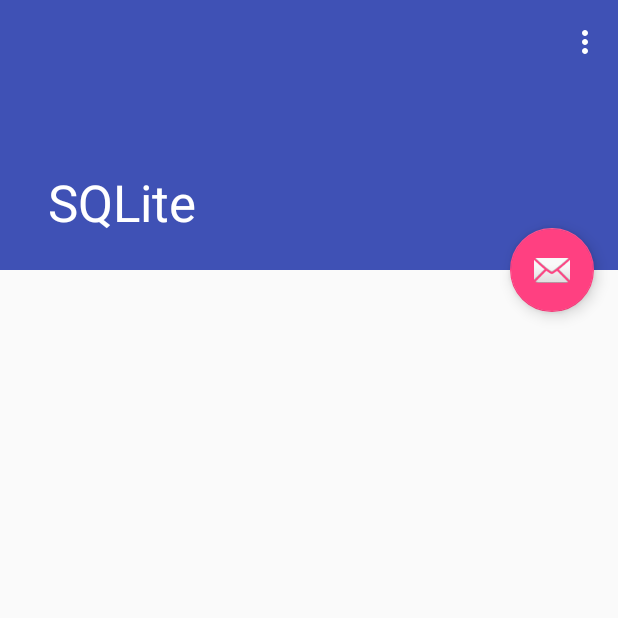
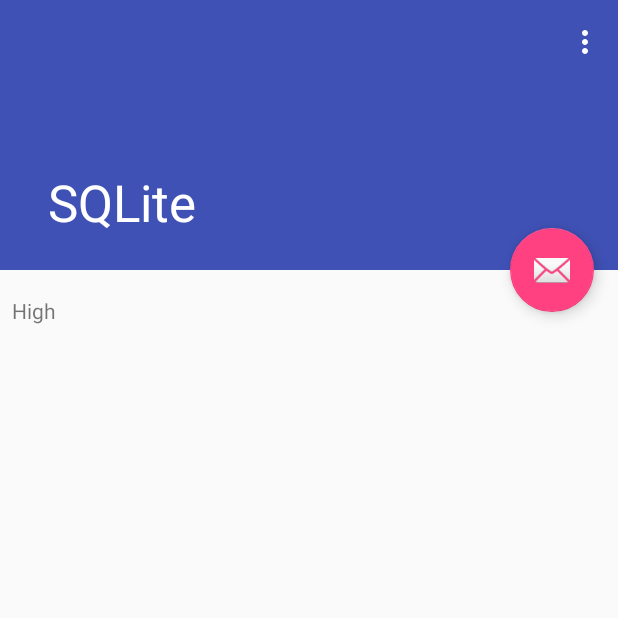
Before and after one commit to Ariehadar/SQLite, an Android app: the fragment AddTodoFragment placed in its activity, after a tap on "ADD", on a phone screen of 412 x 824 dp, the top half of it. Run offline under Robolectric (Android 15) with nearby library versions, the phone set to English and light mode, and no system bars.

Commit message:
getting todos and refreshing

```diff
--- a/app/src/main/java/ness/edu/sqlite/MainActivity.java
+++ b/app/src/main/java/ness/edu/sqlite/MainActivity.java
@@ -1,18 +1,34 @@
 package ness.edu.sqlite;
 
+import android.content.BroadcastReceiver;
+import android.content.Context;
+import android.content.Intent;
+import android.content.IntentFilter;
 import android.os.Bundle;
 import android.support.design.widget.FloatingActionButton;
+import android.support.v4.content.LocalBroadcastManager;
 import android.support.v7.app.AppCompatActivity;
+import android.support.v7.widget.LinearLayoutManager;
+import android.support.v7.widget.RecyclerView;
 import android.support.v7.widget.Toolbar;
+import android.view.LayoutInflater;
 import android.view.Menu;
 import android.view.MenuItem;
 import android.view.View;
+import android.view.ViewGroup;
+import android.widget.TextView;
+
+import java.util.List;
 
 import ness.edu.sqlite.dialogs.AddTodoFragment;
+import ness.edu.sqlite.models.Todo;
 import ness.edu.sqlite.sqlite.DAO;
 
 public class MainActivity extends AppCompatActivity {
-
+    List<Todo> todos;
+    TodosAdapter adapter;
+    RecyclerView rvTodos;
+    FloatingActionButton fab;
     @Override
     protected void onCreate(Bundle savedInstanceState) {
         super.onCreate(savedInstanceState);
@@ -20,20 +36,58 @@ public class MainActivity extends AppCompatActivity {
         Toolbar toolbar = (Toolbar) findViewById(R.id.toolbar);
         setSupportActionBar(toolbar);
 
-        //Toolbar t = findViewById(R.id.toolbar);
-        FloatingActionButton fab = (FloatingActionButton) findViewById(R.id.fab);
+        fab = (FloatingActionButton) findViewById(R.id.fab);
         fab.setOnClickListener(new View.OnClickListener() {
             @Override
             public void onClick(View view) {
                 addTodo();
             }
         });
+
+        todos = DAO.getInstance(this).getTodos();
+
+        //adapter
+        adapter = new TodosAdapter(this, todos);
+        //findViewById recycler
+        rvTodos = (RecyclerView) findViewById(R.id.rvTodos);
+        //set the adapter
+        rvTodos.setAdapter(adapter);
+        //set the layout manager
+        rvTodos.setLayoutManager(new LinearLayoutManager(this));
+//        LocalBroadcastManager.getInstance(this).registerReceiver(new BroadcastReceiver() {
+//            @Override
+//            public void onReceive(Context context, Intent intent) {
+//
+//            }
+//        }, new IntentFilter("addedTodo"));
+    }
+
+    BroadcastReceiver todosUpdatedReceiver = new BroadcastReceiver() {
+        @Override
+        public void onReceive(Context context, Intent intent) {
+            //get the new Todo from the intent
+            Todo todo = intent.getParcelableExtra("todo");
+            todos.add(todo);
+            adapter.notifyItemInserted(todos.size() - 1);
+        }
+    };
+
+    @Override
+    protected void onResume() {
+        super.onResume();
+        LocalBroadcastManager mgr = LocalBroadcastManager.getInstance(this);
+        IntentFilter actionFilter = new IntentFilter("addedTodo");
+        mgr.registerReceiver(todosUpdatedReceiver, actionFilter);
+    }
+
+    @Override
+    protected void onPause() {
+        super.onPause();
+        LocalBroadcastManager mgr = LocalBroadcastManager.getInstance(this);
+        mgr.unregisterReceiver(todosUpdatedReceiver);
     }
 
     private void addTodo() {
-        DAO instance = DAO.getInstance(this);
-
-
         new AddTodoFragment().show(getSupportFragmentManager(), "todo");
     }
 
@@ -43,7 +97,6 @@ public class MainActivity extends AppCompatActivity {
         getMenuInflater().inflate(R.menu.menu_main, menu);
         return true;
     }
-
     @Override
     public boolean onOptionsItemSelected(MenuItem item) {
         // Handle action bar item clicks here. The action bar will
@@ -57,4 +110,46 @@ public class MainActivity extends AppCompatActivity {
         }
         return super.onOptionsItemSelected(item);
     }
+
+    static class TodosAdapter extends RecyclerView.Adapter<TodosAdapter.TodoViewHolder> {
+        //properties:
+        private Context context;
+        private List<Todo> data;
+        //Constructor:
+        public TodosAdapter(Context context, List<Todo> data) {
+            this.context = context;
+            this.data = data;
+        }
+        @Override
+        public TodoViewHolder onCreateViewHolder(ViewGroup parent, int viewType) {
+            //need inflater-> context
+            View itemView = LayoutInflater.from(context).inflate(R.layout.todo_item, parent, false);
+            return new TodoViewHolder(itemView);
+        }
+        @Override
+        public void onBindViewHolder(TodoViewHolder holder, int position) {
+            //need  data.get(position)
+            Todo todo = data.get(position);
+            holder.tvImportance.setText(todo.getImportance());
+            holder.tvMission.setText(todo.getMission());
+        }
+        @Override
+        public int getItemCount() {
+            //need data.size()
+            return data.size();
+        }
+        //find views by id, cache the view finding here.
+        static class TodoViewHolder extends RecyclerView.ViewHolder {
+            TextView tvMission;
+            TextView tvImportance;
+            Todo model;
+
+            public TodoViewHolder(View v) {
+                super(v);
+                tvImportance = v.findViewById(R.id.tvImportance);
+                tvMission = v.findViewById(R.id.tvMission);
+
+            }
+        }
+    }
 }
--- a/app/src/main/java/ness/edu/sqlite/dialogs/AddTodoFragment.java
+++ b/app/src/main/java/ness/edu/sqlite/dialogs/AddTodoFragment.java
@@ -1,9 +1,11 @@
 package ness.edu.sqlite.dialogs;
 
 
+import android.content.Intent;
 import android.os.Bundle;
 import android.support.design.widget.BottomSheetDialogFragment;
 import android.support.v4.app.Fragment;
+import android.support.v4.content.LocalBroadcastManager;
 import android.view.LayoutInflater;
 import android.view.View;
 import android.view.ViewGroup;
@@ -12,6 +14,7 @@ import android.widget.EditText;
 import android.widget.Spinner;
 
 import ness.edu.sqlite.R;
+import ness.edu.sqlite.models.Todo;
 import ness.edu.sqlite.sqlite.DAO;
 
 /**
@@ -41,11 +44,20 @@ public class AddTodoFragment extends BottomSheetDialogFragment implements View.O
         String mission = etMission.getText().toString();
         String importance = spImportance.getSelectedItem().toString();
 
+
+
+
         //spinner -> selected
         DAO.getInstance(getContext()).addTodo(mission, importance);
 
         dismiss();
 
         //prepared statements
+
+        //Notify the listeners:
+        Todo todo = new Todo(mission, importance);
+        Intent intent = new Intent("addedTodo");
+        intent.putExtra("todo", todo);
+        LocalBroadcastManager.getInstance(getContext()).sendBroadcast(intent);
     }
 }
--- a/app/src/main/java/ness/edu/sqlite/models/Todo.java
+++ b/app/src/main/java/ness/edu/sqlite/models/Todo.java
@@ -1,10 +1,13 @@
 package ness.edu.sqlite.models;
+
+import android.os.Parcel;
+import android.os.Parcelable;
 
 /**
  * A Todos Model class
  */
 
-public class Todo {
+public class Todo implements Parcelable {
     //Proprties:
     private int id;
     private String mission;
@@ -51,4 +54,31 @@ public class Todo {
                 ", importance='" + importance + '\'' +
                 '}';
     }
+
+    @Override
+    public int describeContents() {
+        return 0;
+    }
+    @Override
+    public void writeToParcel(Parcel dest, int flags) {
+        dest.writeInt(this.id);
+        dest.writeString(this.mission);
+        dest.writeString(this.importance);
+    }
+    protected Todo(Parcel in) {
+        this.id = in.readInt();
+        this.mission = in.readString();
+        this.importance = in.readString();
+    }
+    public static final Parcelable.Creator<Todo> CREATOR = new Parcelable.Creator<Todo>() {
+        @Override
+        public Todo createFromParcel(Parcel source) {
+            return new Todo(source);
+        }
+
+        @Override
+        public Todo[] newArray(int size) {
+            return new Todo[size];
+        }
+    };
 }
--- /dev/null
+++ b/app/src/main/res/layout/todo_item.xml
@@ -0,0 +1,32 @@
+<?xml version="1.0" encoding="utf-8"?>
+<RelativeLayout xmlns:android="http://schemas.android.com/apk/res/android"
+    android:layout_marginBottom="8dp"
+    android:paddingLeft="8dp"
+    android:paddingRight="8dp"
+    android:layout_width="match_parent" android:layout_height="wrap_content">
+
+
+    <TextView
+        android:id="@+id/tvMission"
+        android:layout_width="wrap_content"
+        android:layout_height="wrap_content"
+        android:layout_alignLeft="@+id/tvImportance"
+        android:layout_alignParentTop="true"
+        android:layout_alignStart="@+id/tvImportance"
+        android:text="TextView"
+        android:layout_alignParentRight="true"
+        android:layout_alignParentEnd="true" />
+
+    <TextView
+        android:id="@+id/tvImportance"
+        android:layout_width="wrap_content"
+        android:layout_height="wrap_content"
+        android:layout_alignParentTop="true"
+        android:layout_marginTop="17dp"
+        android:text="TextView"
+        android:layout_alignParentRight="true"
+        android:layout_alignParentEnd="true"
+        android:layout_alignParentLeft="true"
+        android:layout_alignParentStart="true" />
+
+</RelativeLayout>
```
